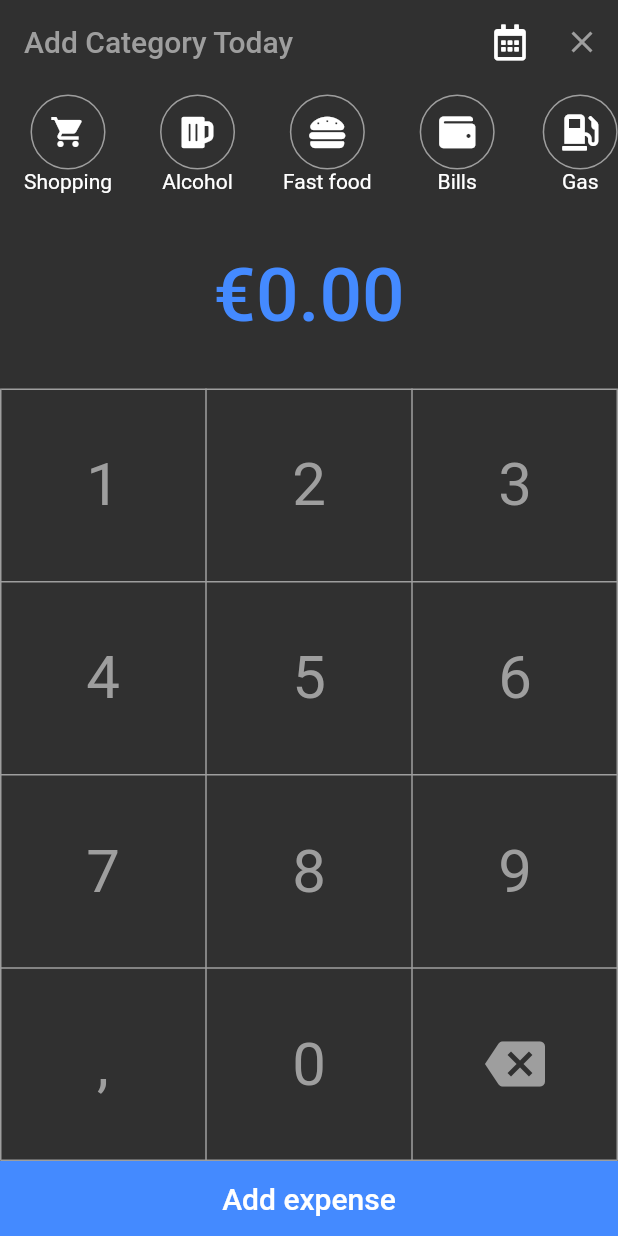
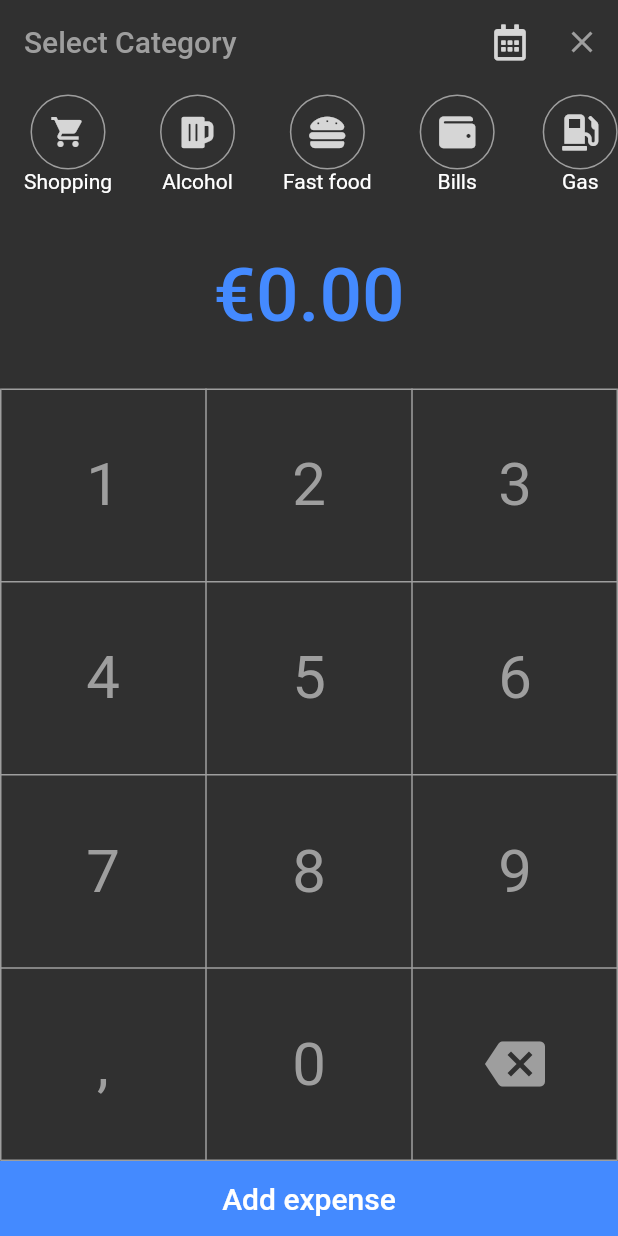
Before and after one commit to lbarqueira/expenses_control, a Flutter app: the AddPage screen opened directly, on a phone screen of 412 x 824 dp. Run offline on Flutter 3.47's test engine with Material 2 defaults, Android fonts, the phone set to English and light mode, and no system bars; our stand-ins replace charts_flutter, cloud_firestore, firebase_auth, firebase_core, flutter_local_notifications, flutter_native_timezone and 6 more; accounts and stored records are empty.

Commit message:
new improvements

```diff
--- a/lib/category_selection_widget.dart
+++ b/lib/category_selection_widget.dart
@@ -75,7 +75,10 @@ class CategoryWidget extends StatelessWidget {
                 width: selected ? 3.0 : 1.0,
               ),
             ),
-            child: Icon(icon),
+            child: Icon(
+              icon,
+              color: Theme.of(context).colorScheme.onSurface.withOpacity(0.8),
+            ),
           ),
           Text(name),
         ],
--- a/lib/graph_widget.dart
+++ b/lib/graph_widget.dart
@@ -55,7 +55,7 @@ class _PieGraphWidgetState extends State<PieGraphWidget> {
         // Add legend. ("Datum" means the "X-axis" of each data point.)
         charts.DatumLegend(
           // outsideJustification: charts.OutsideJustification.middleDrawArea,
-          cellPadding: EdgeInsets.only(right: 3.0, bottom: 3.0),
+          cellPadding: EdgeInsets.only(right: 8.0, bottom: 3.0),
           // showMeasures: true,
           horizontalFirst: true,
           desiredMaxColumns: 4,
@@ -238,7 +238,8 @@ class _LinesGraphWidgetYearState extends State<LinesGraphWidgetYear> {
     List<charts.Series<double, num>> series = [
       charts.Series<double, int>(
         id: 'Gasto',
-        colorFn: (_, __) => charts.MaterialPalette.red.shadeDefault,
+        colorFn: (_, __) => charts.ColorUtil.fromDartColor(
+            Theme.of(context).accentColor.withOpacity(0.8)),
         domainFn: (value, index) => index,
         measureFn: (value, _) => value,
         data: widget.data,
--- a/lib/pages/add_page.dart
+++ b/lib/pages/add_page.dart
@@ -3,7 +3,6 @@ import 'package:font_awesome_flutter/font_awesome_flutter.dart';
 import 'package:provider/provider.dart';
 import '../category_selection_widget.dart';
 import 'package:expenses_control/services/expenses_repository.dart';
-import 'package:flutter_spinkit/flutter_spinkit.dart';
 
 import '../providers/login_state.dart';
 
@@ -65,9 +64,10 @@ class _AddPageState extends State<AddPage> {
     if (_value == null) {
       return Scaffold(
         body: Center(
-          child: SpinKitDoubleBounce(
-            color: Colors.white,
-            size: 100.0,
+          child: SizedBox(
+            child: CircularProgressIndicator(),
+            height: 50.0,
+            width: 50.0,
           ),
         ),
       );
@@ -79,13 +79,13 @@ class _AddPageState extends State<AddPage> {
         elevation: 0.0,
         title: (widget.documentId == null)
             ? Text(
-                'Add Category $dateStr',
+                'Select Category',
                 style: TextStyle(
                   color: Colors.grey,
                 ),
               )
             : Text(
-                'Edit Category = $_category',
+                'Selected Category: $_category',
                 style: TextStyle(
                   color: Colors.grey,
                 ),
@@ -97,6 +97,7 @@ class _AddPageState extends State<AddPage> {
               icon: Icon(
                 FontAwesomeIcons.calendarAlt,
                 // TODO: color of the icons
+                color: Theme.of(context).colorScheme.onSurface.withOpacity(0.8),
               ),
               onPressed: () {
                 //  if (widget.month == DateTime.now().month) {
@@ -261,7 +262,10 @@ class _AddPageState extends State<AddPage> {
                 var user =
                     Provider.of<LoginState>(context, listen: false).currentUser;
                 if (_value > 0 && _category != null && date != null) {
-                  expensesRepository.add(_category, _value / 100.0, date,
+                  expensesRepository.add(
+                      _category,
+                      (_value / 100).toDouble(),
+                      date,
                       user.uid); //! substitute DateTime.now() by date if we are adding expense for the first time
                   print('category submitted value = $_category');
                   print(
@@ -273,7 +277,7 @@ class _AddPageState extends State<AddPage> {
                     SnackBar(
                       backgroundColor: Colors.black,
                       content: Text(
-                        "Select a value and a category and a date",
+                        "Select a value, category and date",
                         style: TextStyle(
                           color: Colors.white,
                         ),
@@ -302,7 +306,7 @@ class _AddPageState extends State<AddPage> {
                     Provider.of<LoginState>(context, listen: false).currentUser;
                 if (_value > 0 && _category != null) {
                   expensesRepository.updateExpense(_category,
-                      (_value / 100.0).toDouble(), user.uid, widget.documentId);
+                      (_value / 100).toDouble(), user.uid, widget.documentId);
                   print('category submitted value = $_category');
                   Navigator.of(context).pop();
                 } else {
@@ -342,7 +346,11 @@ class _AddPageState extends State<AddPage> {
           'Medical': FontAwesomeIcons.clinicMedical,
           'Learning': FontAwesomeIcons.graduationCap,
         },
-        onValueChanged: (newCategory) => _category = newCategory,
+        onValueChanged: (newCategory) {
+          setState(() {
+            _category = newCategory;
+          });
+        },
       ),
     );
   }
--- a/lib/pages/history.dart
+++ b/lib/pages/history.dart
@@ -122,7 +122,8 @@ class _YearWidgetState extends State<YearWidget> {
     print('Total:${widget.total}');
     print('List<double> perMonth: ${widget.perMonth}');
     List<CostsData> perCategory = [];
-    widget.categories.forEach((k, v) => perCategory.add(CostsData(k, v)));
+    widget.categories.forEach((k, v) => perCategory
+        .add(CostsData(k, num.parse(v.toStringAsFixed(2)).toDouble())));
     return Expanded(
       child: Column(
         children: [
--- a/lib/pages/login_page.dart
+++ b/lib/pages/login_page.dart
@@ -59,7 +59,7 @@ class _LoginPageState extends State<LoginPage> {
             child: Container(),
           ),
           Text(
-            'Expenses - Luis Barqueira',
+            'Expense Control',
             style: TextStyle(
               fontSize: width * 0.06,
             ),
```
Also changed, not shown: lib/main.dart (+21 -8 lines), lib/month_widget.dart (+12 -7 lines), lib/pages/details_page.dart (+29 -12 lines), lib/pages/home_page.dart (+36 -4 lines), lib/providers/onboarding_state.dart (+6 -23 lines), lib/services/expenses_repository.dart (+9 -2 lines).
